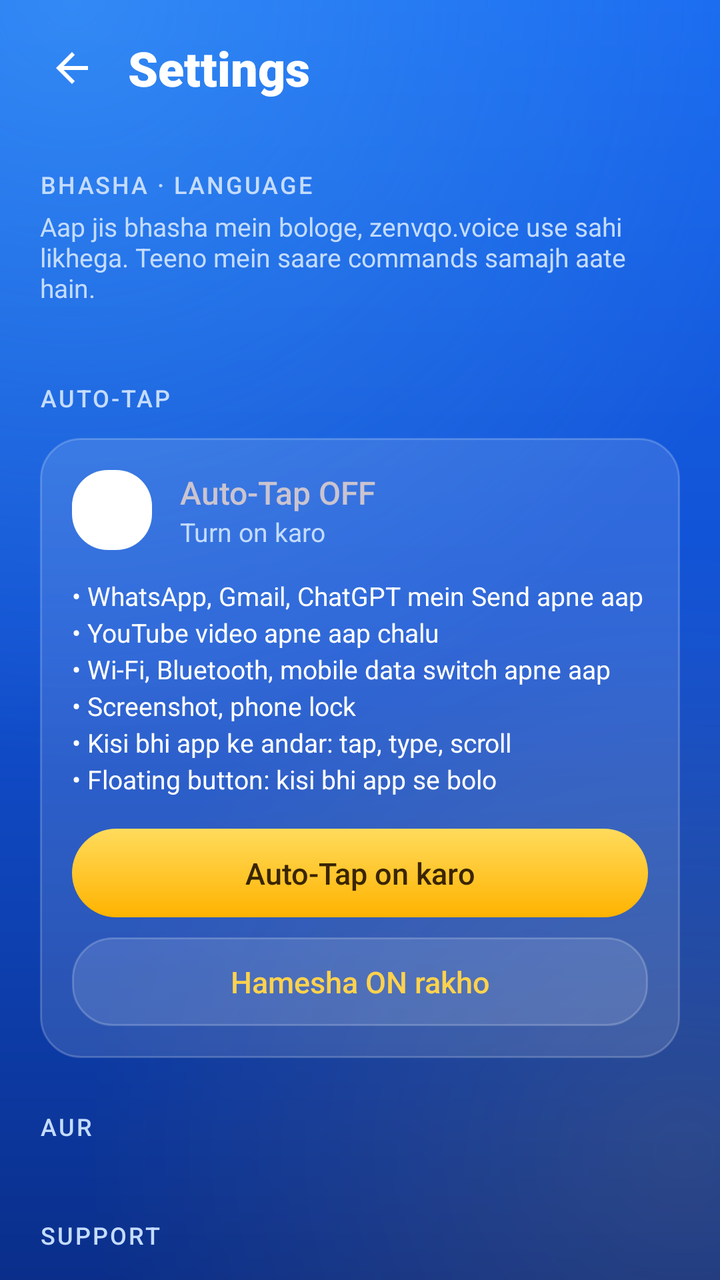
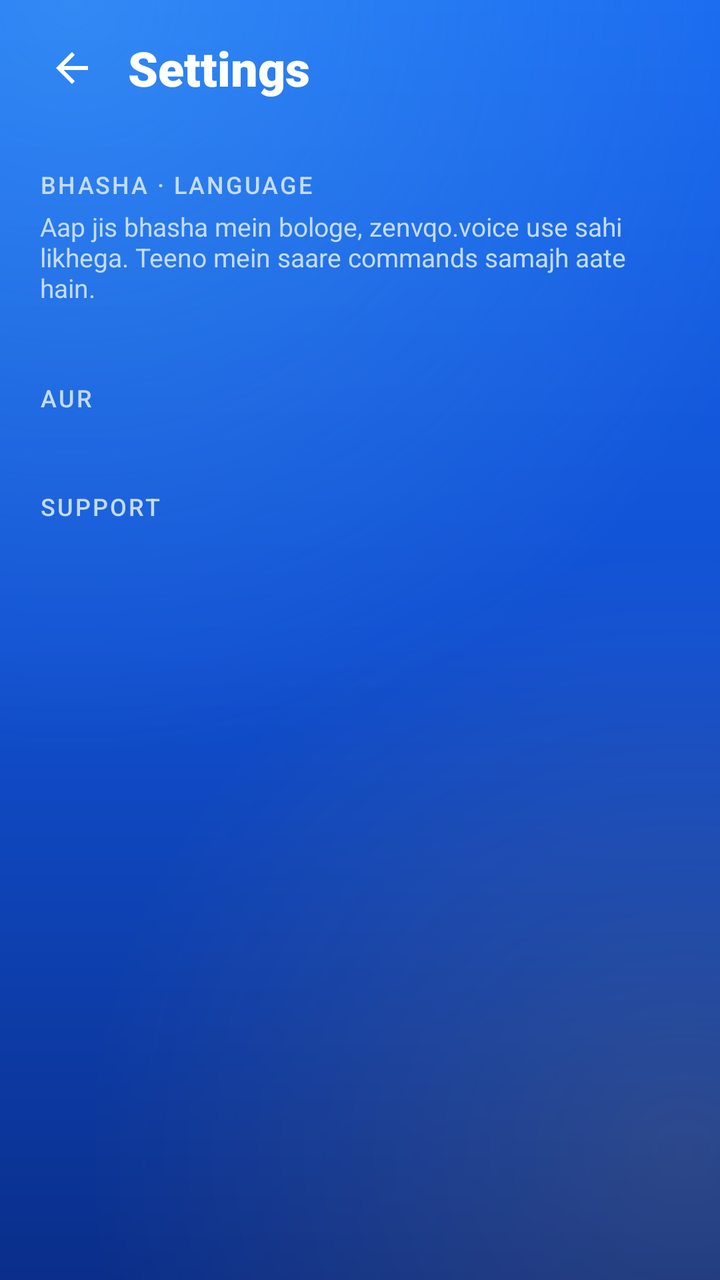

The first picture is an Android layout as it rendered before a commit; the second is the same layout after the commit. The layout source and the unified diff follow.
<!-- AndroidManifest.xml: application theme Theme.VoiceBuddy -->
<!-- res/layout/activity_settings.xml -->
<?xml version="1.0" encoding="utf-8"?>
<ScrollView xmlns:android="http://schemas.android.com/apk/res/android"
    android:layout_width="match_parent"
    android:layout_height="match_parent"
    android:fillViewport="true"
    android:overScrollMode="never"
    android:scrollbars="none">

    <LinearLayout
        android:layout_width="match_parent"
        android:layout_height="wrap_content"
        android:orientation="vertical"
        android:paddingStart="12dp"
        android:paddingTop="10dp"
        android:paddingEnd="12dp"
        android:paddingBottom="32dp">

        
        <LinearLayout
            android:layout_width="match_parent"
            android:layout_height="wrap_content"
            android:gravity="center_vertical"
            android:orientation="horizontal">

            <ImageButton
                android:id="@+id/backButton"
                android:layout_width="48dp"
                android:layout_height="48dp"
                android:background="?android:attr/selectableItemBackgroundBorderless"
                android:contentDescription="Back"
                android:padding="12dp"
                android:src="@drawable/ic_back"
                android:tint="@color/text" />

            <TextView
                android:layout_width="wrap_content"
                android:layout_height="wrap_content"
                android:layout_marginStart="4dp"
                android:fontFamily="sans-serif-black"
                android:text="Settings"
                android:textColor="@color/text"
                android:textSize="24sp" />
        </LinearLayout>

        
        <TextView
            style="@style/SectionLabel"
            android:text="BHASHA · LANGUAGE" />

        <TextView
            android:layout_width="match_parent"
            android:layout_height="wrap_content"
            android:layout_marginTop="4dp"
            android:paddingStart="8dp"
            android:paddingEnd="8dp"
            android:text="Aap jis bhasha mein bologe, zenvqo.voice use sahi likhega. Teeno mein saare commands samajh aate hain."
            android:textColor="@color/muted"
            android:textSize="13sp" />

        <LinearLayout
            android:id="@+id/langOptions"
            android:layout_width="match_parent"
            android:layout_height="wrap_content"
            android:layout_marginTop="12dp"
            android:orientation="vertical"
            android:paddingStart="8dp"
            android:paddingEnd="8dp" />

        
        <TextView
            style="@style/SectionLabel"
            android:text="AUTO-TAP" />

        <LinearLayout
            android:layout_width="match_parent"
            android:layout_height="wrap_content"
            android:layout_marginStart="8dp"
            android:layout_marginTop="12dp"
            android:layout_marginEnd="8dp"
            android:background="@drawable/card_surface"
            android:orientation="vertical"
            android:padding="16dp">

            <LinearLayout
                android:layout_width="match_parent"
                android:layout_height="wrap_content"
                android:gravity="center_vertical"
                android:orientation="horizontal">

                <ImageView
                    android:id="@+id/autoTapIcon"
                    android:layout_width="40dp"
                    android:layout_height="40dp"
                    android:background="@drawable/tile_icon_bg"
                    android:importantForAccessibility="no"
                    android:padding="9dp"
                    android:src="@drawable/ic_bolt" />

                <LinearLayout
                    android:layout_width="0dp"
                    android:layout_height="wrap_content"
                    android:layout_marginStart="14dp"
                    android:layout_weight="1"
                    android:orientation="vertical">

                    <TextView
                        android:id="@+id/autoTapTitle"
                        android:layout_width="wrap_content"
                        android:layout_height="wrap_content"
                        android:fontFamily="sans-serif-medium"
                        android:text="Auto-Tap OFF"
                        android:textSize="16sp" />

                    <TextView
                        android:id="@+id/autoTapText"
                        android:layout_width="wrap_content"
                        android:layout_height="wrap_content"
                        android:text="Turn on karo"
                        android:textColor="@color/muted"
                        android:textSize="13sp" />
                </LinearLayout>
            </LinearLayout>

            <TextView
                android:layout_width="match_parent"
                android:layout_height="wrap_content"
                android:layout_marginTop="14dp"
                android:lineSpacingExtra="3dp"
                android:text="• WhatsApp, Gmail, ChatGPT mein Send apne aap\n• YouTube video apne aap chalu\n• Wi-Fi, Bluetooth, mobile data switch apne aap\n• Screenshot, phone lock\n• Kisi bhi app ke andar: tap, type, scroll\n• Floating button: kisi bhi app se bolo"
                android:textColor="@color/text"
                android:textSize="13sp" />

            <TextView
                android:id="@+id/autoTapButton"
                android:layout_width="match_parent"
                android:layout_height="wrap_content"
                android:layout_marginTop="16dp"
                android:background="@drawable/button_accent"
                android:foreground="?android:attr/selectableItemBackground"
                android:fontFamily="sans-serif-medium"
                android:gravity="center"
                android:paddingTop="12dp"
                android:paddingBottom="12dp"
                android:text="Auto-Tap on karo"
                android:textColor="@color/gold_dark"
                android:textSize="15sp" />

            
            <TextView
                android:id="@+id/autoTapAlwaysButton"
                android:layout_width="match_parent"
                android:layout_height="wrap_content"
                android:layout_marginTop="10dp"
                android:background="@drawable/card_surface"
                android:foreground="?android:attr/selectableItemBackground"
                android:fontFamily="sans-serif-medium"
                android:gravity="center"
                android:paddingTop="12dp"
                android:paddingBottom="12dp"
                android:text="Hamesha ON rakho"
                android:textColor="@color/marigold"
                android:textSize="15sp" />
        </LinearLayout>

        
        <TextView
            style="@style/SectionLabel"
            android:text="AUR" />

        <LinearLayout
            android:id="@+id/moreOptions"
            android:layout_width="match_parent"
            android:layout_height="wrap_content"
            android:layout_marginStart="8dp"
            android:layout_marginTop="12dp"
            android:layout_marginEnd="8dp"
            android:background="@drawable/card_surface"
            android:orientation="vertical" />

        
        <TextView
            style="@style/SectionLabel"
            android:text="SUPPORT" />

        <LinearLayout
            android:id="@+id/supportOptions"
            android:layout_width="match_parent"
            android:layout_height="wrap_content"
            android:layout_marginStart="8dp"
            android:layout_marginTop="12dp"
            android:layout_marginEnd="8dp"
            android:background="@drawable/card_surface"
            android:orientation="vertical" />

        <TextView
            android:id="@+id/versionText"
            android:layout_width="match_parent"
            android:layout_height="wrap_content"
            android:layout_marginTop="24dp"
            android:gravity="center"
            android:textColor="@color/muted"
            android:textSize="12sp" />
    </LinearLayout>
</ScrollView>
<!-- resources referenced by this layout -->
<resources>
  <color name="gold_dark">#FF3A2500</color>
  <color name="marigold">#FFFFD24D</color>
  <color name="muted">#FFC4DCFF</color>
  <color name="text">#FFFFFFFF</color>
  <!-- drawable button_accent (drawable) -->
  <shape xmlns:android="http://schemas.android.com/apk/res/android" android:shape="rectangle">
      <corners android:radius="999dp" />
      <gradient android:angle="270" android:startColor="#FFFFDB5C" android:endColor="#FFFFB300" />
  </shape>
  <!-- drawable card_surface (drawable) -->
  <shape xmlns:android="http://schemas.android.com/apk/res/android" android:shape="rectangle">
      <corners android:radius="20dp" />
      <solid android:color="#1FFFFFFF" />
      <stroke android:width="1dp" android:color="#33FFFFFF" />
  </shape>
  <!-- drawable ic_back (drawable) -->
  <vector xmlns:android="http://schemas.android.com/apk/res/android"
      android:width="24dp" android:height="24dp"
      android:viewportWidth="24" android:viewportHeight="24">
      <path android:fillColor="#FFFFFFFF"
          android:pathData="M20,11H7.83l5.59,-5.59L12,4l-8,8 8,8 1.41,-1.41L7.83,13H20v-2z" />
  </vector>
  <!-- drawable ic_bolt (drawable) -->
  <vector xmlns:android="http://schemas.android.com/apk/res/android"
      android:width="24dp" android:height="24dp"
      android:viewportWidth="24" android:viewportHeight="24">
      <path android:fillColor="#FFFFFFFF"
          android:pathData="M7,2v11h3v9l7,-12h-4l4,-8z" />
  </vector>
  <!-- drawable tile_icon_bg (drawable) -->
  <shape xmlns:android="http://schemas.android.com/apk/res/android" android:shape="rectangle">
      <corners android:radius="18dp" />
      <solid android:color="#FFFFFFFF" />
  </shape>
  <style name="SectionLabel">
          <item name="android:layout_width">wrap_content</item>
          <item name="android:layout_height">wrap_content</item>
          <item name="android:layout_marginTop">26dp</item>
          <item name="android:paddingStart">8dp</item>
          <item name="android:fontFamily">sans-serif-medium</item>
          <item name="android:letterSpacing">0.08</item>
          <item name="android:textColor">@color/muted</item>
          <item name="android:textSize">12sp</item>
      </style>
  <style name="Theme.VoiceBuddy" parent="Theme.Material3.Dark.NoActionBar">
          <item name="colorPrimary">@color/accent</item>
          <item name="colorAccent">@color/accent</item>
          <item name="android:windowBackground">@drawable/bg_app</item>
          <item name="android:statusBarColor">#FF1257E0</item>
          <item name="android:navigationBarColor">#FF0A2E8A</item>
          <item name="android:windowLightStatusBar">false</item>
      </style>
  <color name="accent">#FFFFC233</color>
  <!-- drawable bg_app (drawable) -->
  <layer-list xmlns:android="http://schemas.android.com/apk/res/android">
      
      <item>
          <shape android:shape="rectangle">
              <gradient android:angle="270" android:startColor="#FF1868F0" android:centerColor="#FF1150D2" android:endColor="#FF0A2E8A" />
          </shape>
      </item>
      <item>
          <shape android:shape="rectangle">
              <gradient android:type="radial" android:centerX="0.1" android:centerY="0.0"
                  android:gradientRadius="380dp" android:startColor="#5566CCFF" android:endColor="#0066CCFF" />
          </shape>
      </item>
      <item>
          <shape android:shape="rectangle">
              <gradient android:type="radial" android:centerX="0.95" android:centerY="0.9"
                  android:gradientRadius="300dp" android:startColor="#22FFC233" android:endColor="#00FFC233" />
          </shape>
      </item>
  </layer-list>
</resources>

<!-- the commit's change to res/layout/activity_settings.xml (unified diff, before → after) -->
@@ -69,102 +69,6 @@
         
         <TextView
             style="@style/SectionLabel"
-            android:text="AUTO-TAP" />
-
-        <LinearLayout
-            android:layout_width="match_parent"
-            android:layout_height="wrap_content"
-            android:layout_marginStart="8dp"
-            android:layout_marginTop="12dp"
-            android:layout_marginEnd="8dp"
-            android:background="@drawable/card_surface"
-            android:orientation="vertical"
-            android:padding="16dp">
-
-            <LinearLayout
-                android:layout_width="match_parent"
-                android:layout_height="wrap_content"
-                android:gravity="center_vertical"
-                android:orientation="horizontal">
-
-                <ImageView
-                    android:id="@+id/autoTapIcon"
-                    android:layout_width="40dp"
-                    android:layout_height="40dp"
-                    android:background="@drawable/tile_icon_bg"
-                    android:importantForAccessibility="no"
-                    android:padding="9dp"
-                    android:src="@drawable/ic_bolt" />
-
-                <LinearLayout
-                    android:layout_width="0dp"
-                    android:layout_height="wrap_content"
-                    android:layout_marginStart="14dp"
-                    android:layout_weight="1"
-                    android:orientation="vertical">
-
-                    <TextView
-                        android:id="@+id/autoTapTitle"
-                        android:layout_width="wrap_content"
-                        android:layout_height="wrap_content"
-                        android:fontFamily="sans-serif-medium"
-                        android:text="Auto-Tap OFF"
-                        android:textSize="16sp" />
-
-                    <TextView
-                        android:id="@+id/autoTapText"
-                        android:layout_width="wrap_content"
-                        android:layout_height="wrap_content"
-                        android:text="Turn on karo"
-                        android:textColor="@color/muted"
-                        android:textSize="13sp" />
-                </LinearLayout>
-            </LinearLayout>
-
-            <TextView
-                android:layout_width="match_parent"
-                android:layout_height="wrap_content"
-                android:layout_marginTop="14dp"
-                android:lineSpacingExtra="3dp"
-                android:text="• WhatsApp, Gmail, ChatGPT mein Send apne aap\n• YouTube video apne aap chalu\n• Wi-Fi, Bluetooth, mobile data switch apne aap\n• Screenshot, phone lock\n• Kisi bhi app ke andar: tap, type, scroll\n• Floating button: kisi bhi app se bolo"
-                android:textColor="@color/text"
-                android:textSize="13sp" />
-
-            <TextView
-                android:id="@+id/autoTapButton"
-                android:layout_width="match_parent"
-                android:layout_height="wrap_content"
-                android:layout_marginTop="16dp"
-                android:background="@drawable/button_accent"
-                android:foreground="?android:attr/selectableItemBackground"
-                android:fontFamily="sans-serif-medium"
-                android:gravity="center"
-                android:paddingTop="12dp"
-                android:paddingBottom="12dp"
-                android:text="Auto-Tap on karo"
-                android:textColor="@color/gold_dark"
-                android:textSize="15sp" />
-
-            
-            <TextView
-                android:id="@+id/autoTapAlwaysButton"
-                android:layout_width="match_parent"
-                android:layout_height="wrap_content"
-                android:layout_marginTop="10dp"
-                android:background="@drawable/card_surface"
-                android:foreground="?android:attr/selectableItemBackground"
-                android:fontFamily="sans-serif-medium"
-                android:gravity="center"
-                android:paddingTop="12dp"
-                android:paddingBottom="12dp"
-                android:text="Hamesha ON rakho"
-                android:textColor="@color/marigold"
-                android:textSize="15sp" />
-        </LinearLayout>
-
-        
-        <TextView
-            style="@style/SectionLabel"
             android:text="AUR" />
 
         <LinearLayout
<!-- resource entries referenced after the edit -->
@@ -1,14 +1,7 @@
 <!-- resources referenced by this layout -->
 <resources>
-  <color name="gold_dark">#FF3A2500</color>
-  <color name="marigold">#FFFFD24D</color>
   <color name="muted">#FFC4DCFF</color>
   <color name="text">#FFFFFFFF</color>
-  <!-- drawable button_accent (drawable) -->
-  <shape xmlns:android="http://schemas.android.com/apk/res/android" android:shape="rectangle">
-      <corners android:radius="999dp" />
-      <gradient android:angle="270" android:startColor="#FFFFDB5C" android:endColor="#FFFFB300" />
-  </shape>
   <!-- drawable card_surface (drawable) -->
   <shape xmlns:android="http://schemas.android.com/apk/res/android" android:shape="rectangle">
       <corners android:radius="20dp" />
@@ -22,18 +15,6 @@
       <path android:fillColor="#FFFFFFFF"
           android:pathData="M20,11H7.83l5.59,-5.59L12,4l-8,8 8,8 1.41,-1.41L7.83,13H20v-2z" />
   </vector>
-  <!-- drawable ic_bolt (drawable) -->
-  <vector xmlns:android="http://schemas.android.com/apk/res/android"
-      android:width="24dp" android:height="24dp"
-      android:viewportWidth="24" android:viewportHeight="24">
-      <path android:fillColor="#FFFFFFFF"
-          android:pathData="M7,2v11h3v9l7,-12h-4l4,-8z" />
-  </vector>
-  <!-- drawable tile_icon_bg (drawable) -->
-  <shape xmlns:android="http://schemas.android.com/apk/res/android" android:shape="rectangle">
-      <corners android:radius="18dp" />
-      <solid android:color="#FFFFFFFF" />
-  </shape>
   <style name="SectionLabel">
           <item name="android:layout_width">wrap_content</item>
           <item name="android:layout_height">wrap_content</item>
